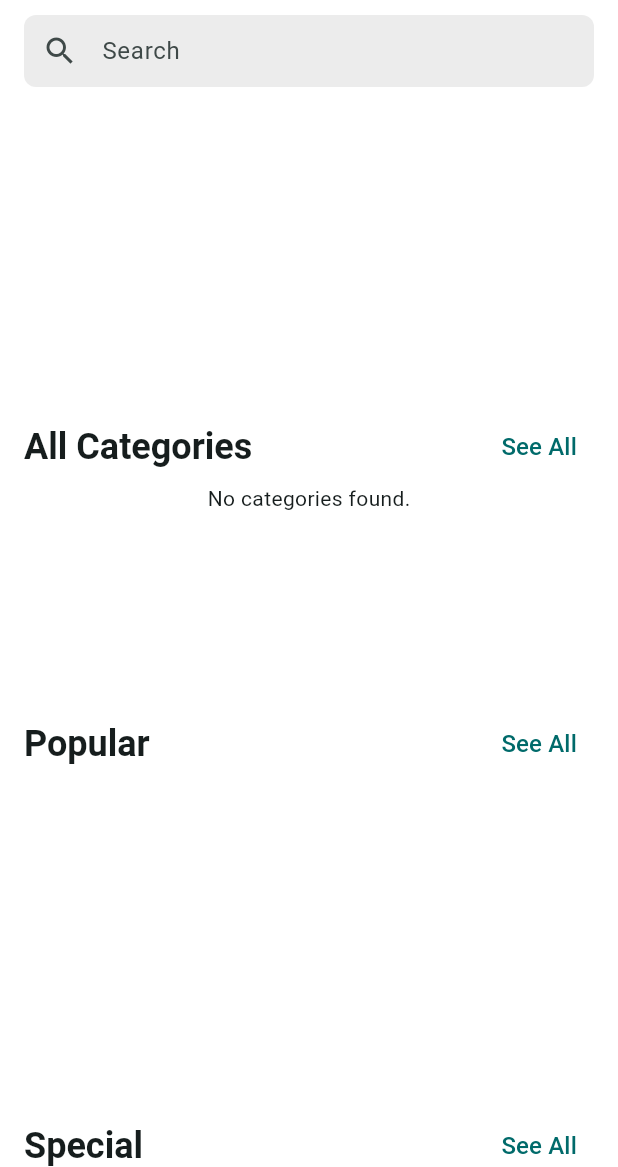
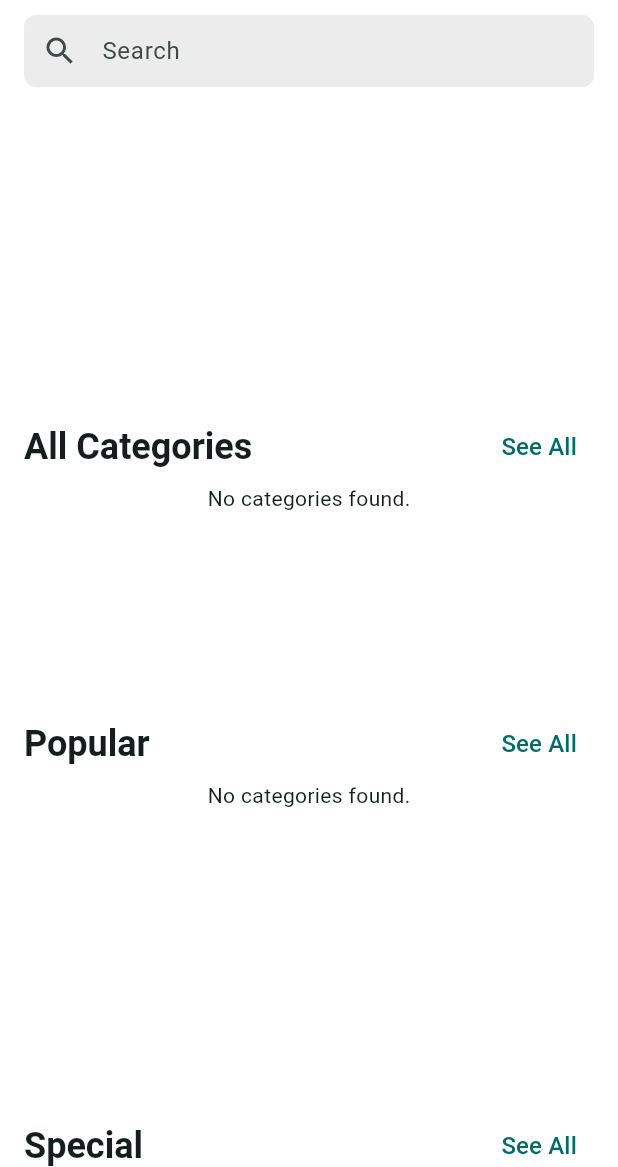
Before and after one commit to mdakashahmed53/Ecommerce_app, a Flutter app: the HomeScreen screen opened directly, on a phone screen of 412 x 824 dp, the part 69-1236 px from its top. Run offline on Flutter 3.47's test engine with Material 3 defaults, Android fonts, the phone set to English and light mode, and no system bars; drawn by our look-alikes of carousel_slider; our stand-ins replace cached_network_image, email_validator, firebase_core, firebase_crashlytics, flutter_svg, logger and 2 more; accounts and stored records are empty.

```diff
--- a/lib/features/home/presentation/screens/home_screen.dart
+++ b/lib/features/home/presentation/screens/home_screen.dart
@@ -8,6 +8,7 @@ import 'package:ecommerce_app/features/shared/presentation/widgets/product_item.
 import 'package:flutter/material.dart';
 import 'package:provider/provider.dart';
 
+import '../../../products/presentation/provider/product_list_provider.dart';
 import '../widgets/home_section_header.dart';
 
 class HomeScreen extends StatefulWidget {
@@ -42,15 +43,20 @@ class _HomeScreenState extends State<HomeScreen> {
 
               HomeSectionHeader(sectionTitle: 'Popular', onTapSeeAll: (){}),
 
-              HomeProductSection(products: [],),
+              Consumer<ProductListProvider>(
+                builder: (context, productListProvider,_) {
+                  final product = productListProvider.products;
+                  return HomeProductSection();
+                }
+              ),
               const SizedBox(height: 10,),
               HomeSectionHeader(sectionTitle: 'Special', onTapSeeAll: (){}),
 
-              HomeProductSection(products: [],),
+              HomeProductSection(),
               const SizedBox(height: 10,),
               HomeSectionHeader(sectionTitle: 'New', onTapSeeAll: (){}),
 
-              HomeProductSection(products: [],),
+              HomeProductSection(),
 
 
             ],
@@ -59,4 +65,7 @@ class _HomeScreenState extends State<HomeScreen> {
       ),
     );
   }
+
+
+
 }
--- a/lib/features/home/presentation/widgets/home_product_section.dart
+++ b/lib/features/home/presentation/widgets/home_product_section.dart
@@ -1,23 +1,46 @@
 import 'package:flutter/material.dart';
+import 'package:provider/provider.dart';
+
+import '../../../products/presentation/provider/product_list_provider.dart';
+import '../../../shared/presentation/widgets/product_item.dart';
 
 
 class HomeProductSection extends StatelessWidget {
-  const HomeProductSection({super.key, required this.products});
+  const HomeProductSection({super.key,});
 
-  final List<String> products;
+  // work here product list home screen show && product list screen show
+
+
+
 
   @override
   Widget build(BuildContext context) {
     return SizedBox(
       height: 210,
-      child: ListView.builder(
-        scrollDirection: .horizontal,
-          itemCount: 10,
-          itemBuilder: (context, index){
-            // return ProductItem();
+      child: Consumer<ProductListProvider>(
+        builder: (context, productListProvider, _) {
+
+          if (productListProvider.initialLoading) {
+            return CircularProgressIndicator();
+          }
+          if (productListProvider.products.isEmpty) {
+            return Text('No categories found.');
           }
 
+          return ListView.builder(
+            scrollDirection: .horizontal,
+              itemCount: _getCategoryLent(productListProvider.products.length),
+              itemBuilder: (context, index){
+                return ProductItem(product: productListProvider.products[index],);
+              }
+
+          );
+        }
       ),
     );
   }
+
+  int _getCategoryLent(int length) {
+    return length > 10 ? 10 : length;
+  }
 }
--- a/lib/features/products/data/product_details_model.dart
+++ b/lib/features/products/data/product_details_model.dart
@@ -25,9 +25,9 @@ class ProductDetailsModel {
     return ProductDetailsModel(
       id: json['_id'],
       title: json['title'] ,
-      photos: json['photos'] ?? [],
-      colors: json['colors'] ?? [],
-      sizes: json['sizes'] ?? [],
+      photos: List<String>.from(json['photos'] ?? []),
+      colors: List<String>.from(json['colors'] ?? []),
+      sizes: List<String>.from(json['sizes'] ?? []),
       currentPrice: json['current_price'] ?? 0,
       quantity: json['quantity'] ?? 0,
       regularPrice: json['regular_price'] ?? 0,
```
Also changed, not shown: lib/app/providers/auth_controller.dart (+2 -5 lines), lib/features/shared/presentation/screens/main_nav_holder_screen.dart (+9 -2 lines).
